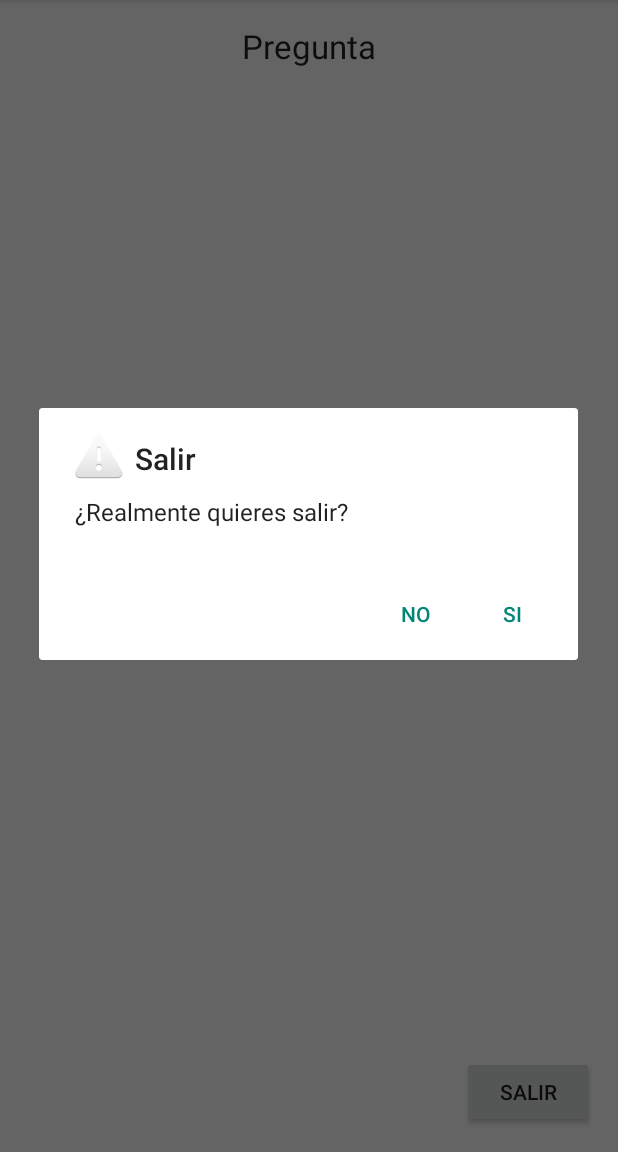
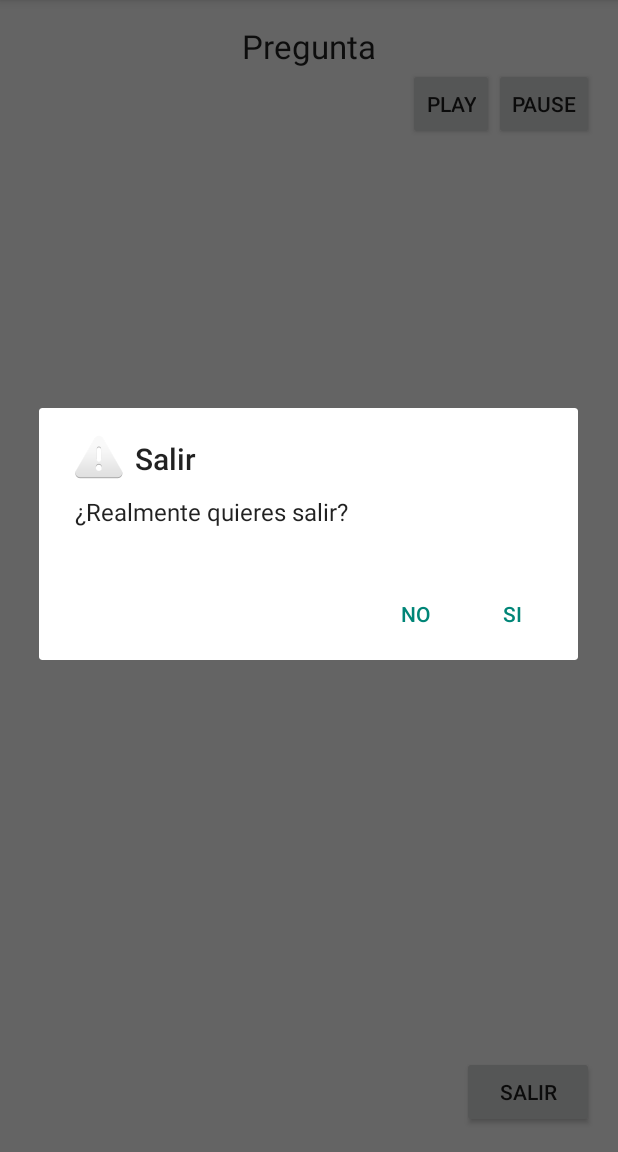
Before and after one commit to segura2010/DSS-Practica-4-Trivial, an Android app: the QuestionActivity screen opened directly, with no data from a screen before it, after a tap on "SALIR", on a phone screen of 412 x 824 dp, the part 84-1236 px from its top. Run offline under Robolectric (Android 15) with nearby library versions, the phone set to English and light mode, and no system bars; 1 statement that could not run was skipped.

```diff
--- a/app/src/main/res/layout/question_activity.xml
+++ b/app/src/main/res/layout/question_activity.xml
@@ -44,7 +44,28 @@
             android:layout_width="wrap_content"
             android:layout_height="wrap_content"
             android:id="@+id/answersListView"
-            android:layout_centerHorizontal="true" />
+            android:layout_centerHorizontal="true"
+            android:layout_below="@+id/playAudioBtn" />
+
+        <Button
+            style="?android:attr/buttonStyleSmall"
+            android:layout_width="wrap_content"
+            android:layout_height="wrap_content"
+            android:text="Play"
+            android:id="@+id/playAudioBtn"
+            android:layout_alignParentTop="true"
+            android:layout_toLeftOf="@+id/pauseAudioBtn"
+            android:layout_toStartOf="@+id/pauseAudioBtn" />
+
+        <Button
+            style="?android:attr/buttonStyleSmall"
+            android:layout_width="wrap_content"
+            android:layout_height="wrap_content"
+            android:text="Pause"
+            android:id="@+id/pauseAudioBtn"
+            android:layout_alignParentTop="true"
+            android:layout_alignParentRight="true"
+            android:layout_alignParentEnd="true" />
     </RelativeLayout>
 
 
```
Also changed, not shown: app/src/main/java/com/segura/alberto/p4_dss_luisalbertoseguradelgado/AudioController.java (added, +44 -0 lines), app/src/main/java/com/segura/alberto/p4_dss_luisalbertoseguradelgado/QuestionActivity.java (+35 -0 lines).
